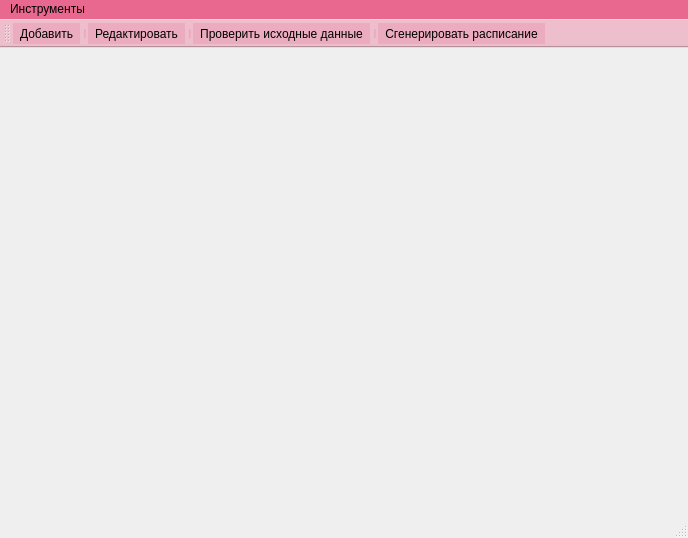
Old version of the form schedule-generator.ui in the repository lajulienn/schedule-generator.
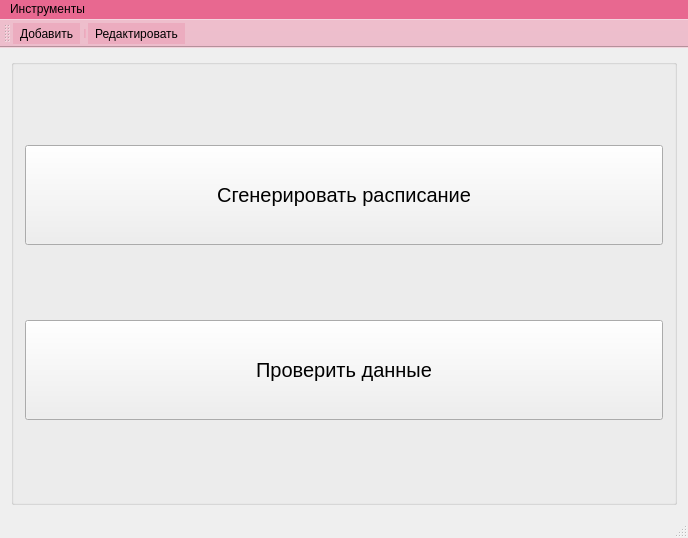
New version of the form. Icons and pictures are not drawn.

```diff
--- a/schedule-generator.ui
+++ b/schedule-generator.ui
@@ -23,7 +23,73 @@
    <property name="autoFillBackground">
     <bool>false</bool>
    </property>
-   <layout class="QGridLayout" name="gridLayout_centralWidget"/>
+   <layout class="QGridLayout" name="gridLayout_centralWidget">
+    <item row="0" column="0">
+     <widget class="QGroupBox" name="groupBox">
+      <property name="title">
+       <string/>
+      </property>
+      <layout class="QVBoxLayout" name="verticalLayout">
+       <item>
+        <widget class="QPushButton" name="pushButton">
+         <property name="sizePolicy">
+          <sizepolicy hsizetype="Minimum" vsizetype="MinimumExpanding">
+           <horstretch>0</horstretch>
+           <verstretch>0</verstretch>
+          </sizepolicy>
+         </property>
+         <property name="maximumSize">
+          <size>
+           <width>1677721</width>
+           <height>100</height>
+          </size>
+         </property>
+         <property name="font">
+          <font>
+           <pointsize>15</pointsize>
+          </font>
+         </property>
+         <property name="text">
+          <string>Сгенерировать расписание</string>
+         </property>
+         <property name="icon">
+          <iconset resource="resource.qrc">
+           <normaloff>:/img/generate.png</normaloff>:/img/generate.png</iconset>
+         </property>
+        </widget>
+       </item>
+       <item>
+        <widget class="QPushButton" name="pushButton_2">
+         <property name="sizePolicy">
+          <sizepolicy hsizetype="Minimum" vsizetype="MinimumExpanding">
+           <horstretch>0</horstretch>
+           <verstretch>0</verstretch>
+          </sizepolicy>
+         </property>
+         <property name="maximumSize">
+          <size>
+           <width>1677721</width>
+           <height>100</height>
+          </size>
+         </property>
+         <property name="font">
+          <font>
+           <pointsize>15</pointsize>
+          </font>
+         </property>
+         <property name="text">
+          <string>Проверить данные</string>
+         </property>
+         <property name="icon">
+          <iconset resource="resource.qrc">
+           <normaloff>:/img/check.png</normaloff>:/img/check.png</iconset>
+         </property>
+        </widget>
+       </item>
+      </layout>
+     </widget>
+    </item>
+   </layout>
   </widget>
   <widget class="QMenuBar" name="menuBar">
    <property name="geometry">
@@ -74,10 +140,6 @@
    <addaction name="action_add"/>
    <addaction name="separator"/>
    <addaction name="action_edit"/>
-   <addaction name="separator"/>
-   <addaction name="action_check"/>
-   <addaction name="separator"/>
-   <addaction name="action_generate"/>
   </widget>
   <action name="action_add">
    <property name="icon">
@@ -97,24 +159,6 @@
     <string>Редактировать</string>
    </property>
   </action>
-  <action name="action_check">
-   <property name="icon">
-    <iconset resource="resource.qrc">
-     <normaloff>:/img/check.png</normaloff>:/img/check.png</iconset>
-   </property>
-   <property name="text">
-    <string>Проверить исходные данные</string>
-   </property>
-  </action>
-  <action name="action_generate">
-   <property name="icon">
-    <iconset resource="resource.qrc">
-     <normaloff>:/img/generate.png</normaloff>:/img/generate.png</iconset>
-   </property>
-   <property name="text">
-    <string>Сгенерировать расписание</string>
-   </property>
-  </action>
  </widget>
  <layoutdefault spacing="6" margin="11"/>
  <resources>
```
Left out of the diff: 7 changed lines with no effect on the pictures.
